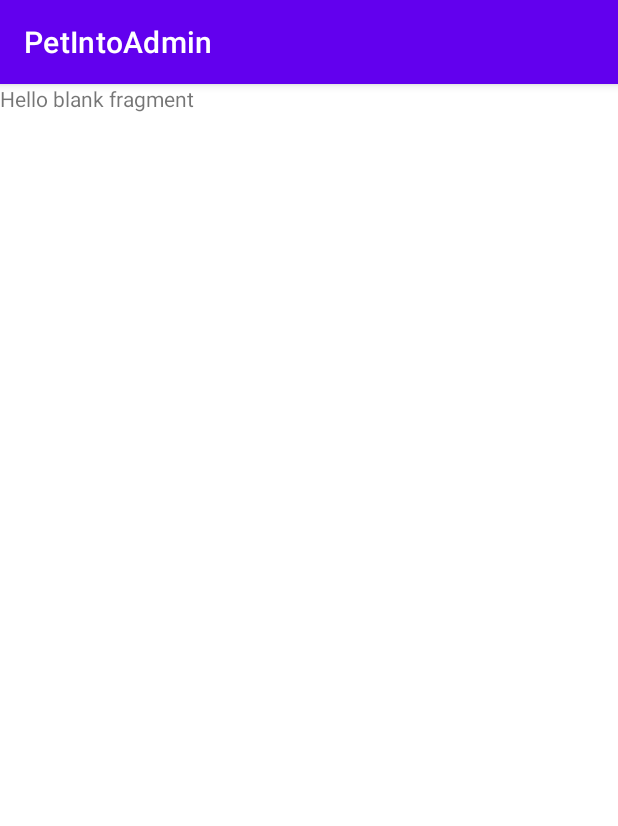
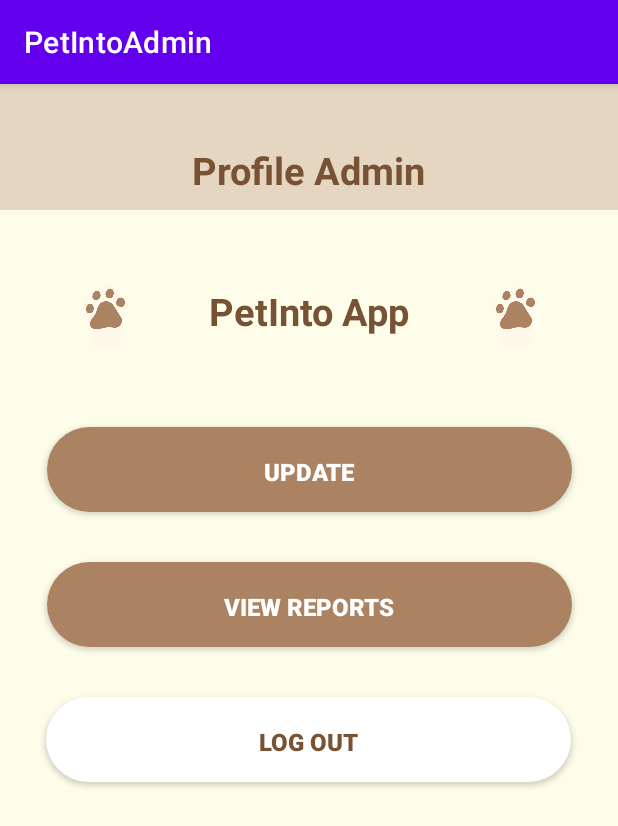
Before and after one commit to thaichihien/PetIntoAdmin, an Android app: the fragment AdminProfileFragment shown on its own in the app's theme, on a phone screen of 412 x 824 dp. Shown: the top 826 px of the screen. Run offline under Robolectric (Android 15) with nearby library versions, the phone set to English and light mode, and no system bars.

Commit message:
profile_admin interface

```diff
--- a/app/src/main/res/layout/fragment_admin_profile.xml
+++ b/app/src/main/res/layout/fragment_admin_profile.xml
@@ -1,14 +1,114 @@
 <?xml version="1.0" encoding="utf-8"?>
-<FrameLayout xmlns:android="http://schemas.android.com/apk/res/android"
+<androidx.constraintlayout.widget.ConstraintLayout xmlns:android="http://schemas.android.com/apk/res/android"
     xmlns:tools="http://schemas.android.com/tools"
     android:layout_width="match_parent"
     android:layout_height="match_parent"
+    android:background="@color/background_light"
+    xmlns:app="http://schemas.android.com/apk/res-auto"
     tools:context=".views.fragments.AdminProfileFragment">
 
-    <!-- TODO: Update blank fragment layout -->
+    <androidx.constraintlayout.widget.ConstraintLayout
+        android:id="@+id/constraintLayout"
+        android:layout_width="match_parent"
+        android:layout_height="wrap_content"
+        android:background="@color/background_dark"
+        android:paddingHorizontal="9dp"
+        android:paddingTop="40dp"
+        android:paddingBottom="9dp"
+        app:layout_constraintEnd_toEndOf="parent"
+        app:layout_constraintStart_toStartOf="parent"
+        app:layout_constraintTop_toTopOf="parent">
+
+        <TextView
+            android:layout_width="wrap_content"
+            android:layout_height="wrap_content"
+            android:text="Profile Admin"
+            android:textColor="@color/main_dark"
+            android:textSize="@dimen/header_text_size"
+            android:textStyle="bold"
+            app:layout_constraintBottom_toBottomOf="parent"
+            app:layout_constraintEnd_toEndOf="parent"
+            app:layout_constraintStart_toStartOf="parent"
+            app:layout_constraintTop_toTopOf="parent" />
+
+    </androidx.constraintlayout.widget.ConstraintLayout>
+
     <TextView
-        android:layout_width="match_parent"
-        android:layout_height="match_parent"
-        android:text="@string/hello_blank_fragment" />
+        android:id="@+id/textView"
+        android:layout_width="wrap_content"
+        android:layout_height="wrap_content"
+        android:layout_marginTop="50dp"
+        android:text="PetInto App"
+        android:textColor="@color/main_dark"
+        android:textSize="@dimen/header_text_size"
+        android:textStyle="bold"
+        app:layout_constraintEnd_toEndOf="parent"
+        app:layout_constraintStart_toStartOf="parent"
+        app:layout_constraintTop_toBottomOf="@+id/constraintLayout" />
 
-</FrameLayout>
+    <androidx.appcompat.widget.AppCompatButton
+        android:id="@+id/btnUpdate"
+        android:layout_width="350dp"
+        android:layout_height="60dp"
+        android:layout_marginTop="60dp"
+        android:background="@drawable/primary_button_background"
+        android:text="UPDATE"
+        android:textColor="@color/white"
+        android:textSize="16dp"
+        android:textStyle="bold"
+        app:layout_constraintEnd_toEndOf="parent"
+        app:layout_constraintStart_toStartOf="parent"
+        app:layout_constraintTop_toBottomOf="@+id/textView" />
+
+    <androidx.appcompat.widget.AppCompatButton
+        android:id="@+id/btnViewReports"
+        android:layout_width="350dp"
+        android:layout_height="60dp"
+        android:layout_marginTop="30dp"
+        android:background="@drawable/primary_button_background"
+        android:text="VIEW REPORTS"
+        android:textColor="@color/white"
+        android:textSize="16dp"
+        android:textStyle="bold"
+        app:layout_constraintEnd_toEndOf="parent"
+        app:layout_constraintHorizontal_bias="0.508"
+        app:layout_constraintStart_toStartOf="parent"
+        app:layout_constraintTop_toBottomOf="@+id/btnUpdate" />
+
+    <androidx.appcompat.widget.AppCompatButton
+        android:id="@+id/btnLogout"
+        android:layout_width="350dp"
+        android:layout_height="60dp"
+        android:layout_marginTop="30dp"
+        android:background="@drawable/third_button_background"
+        android:text="LOG OUT"
+        android:textColor="@color/main_dark"
+        android:textSize="16dp"
+        android:textStyle="bold"
+        app:layout_constraintEnd_toEndOf="parent"
+        app:layout_constraintHorizontal_bias="0.491"
+        app:layout_constraintStart_toStartOf="parent"
+        app:layout_constraintTop_toBottomOf="@+id/btnViewReports" />
+
+    <ImageView
+        android:id="@+id/imageView"
+        android:layout_width="50dp"
+        android:layout_height="50dp"
+        android:src="@drawable/foot_icon"
+        app:layout_constraintBottom_toBottomOf="@+id/textView"
+        app:layout_constraintEnd_toStartOf="@+id/textView"
+        app:layout_constraintStart_toStartOf="parent"
+        app:layout_constraintTop_toTopOf="@+id/textView" />
+
+    <ImageView
+        android:id="@+id/imageView2"
+        android:layout_width="50dp"
+        android:layout_height="50dp"
+        android:src="@drawable/foot_icon"
+        app:layout_constraintBottom_toBottomOf="@+id/textView"
+        app:layout_constraintEnd_toEndOf="parent"
+        app:layout_constraintStart_toEndOf="@+id/textView"
+        app:layout_constraintTop_toTopOf="@+id/textView" />
+
+
+</androidx.constraintlayout.widget.ConstraintLayout>
```
Also changed, not shown: app/src/main/res/drawable/foot_icon.png (added).
